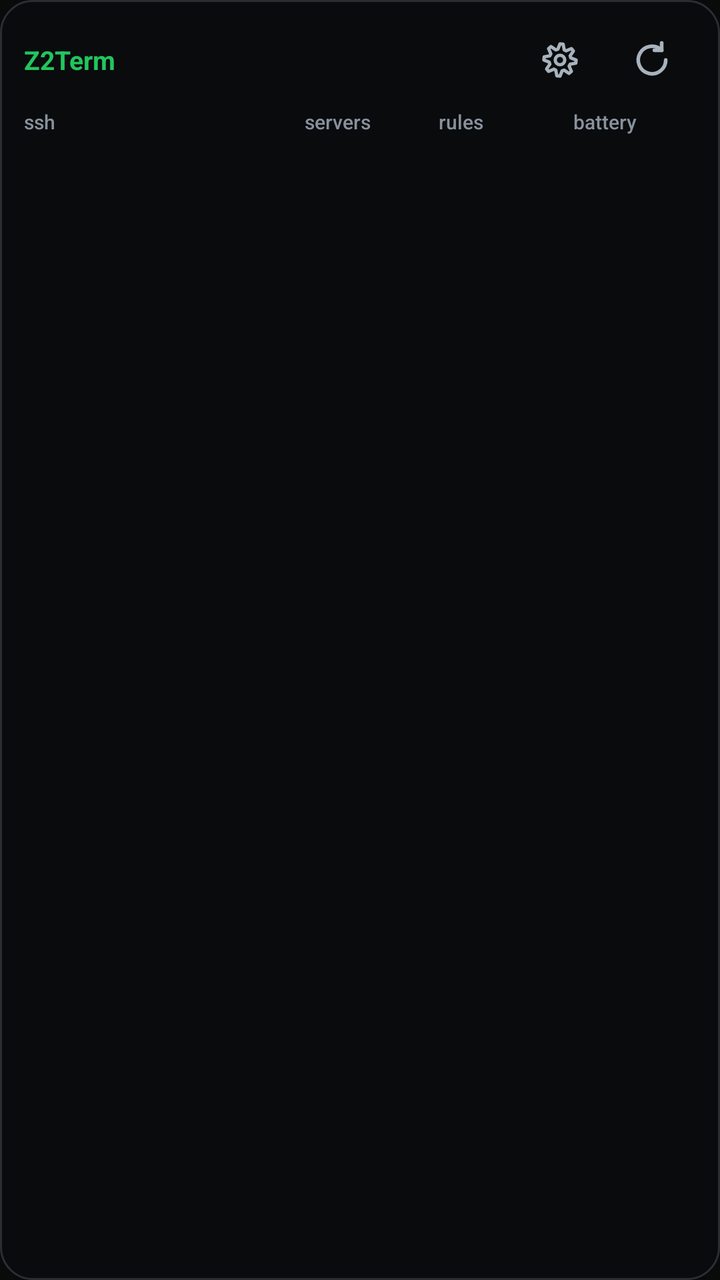
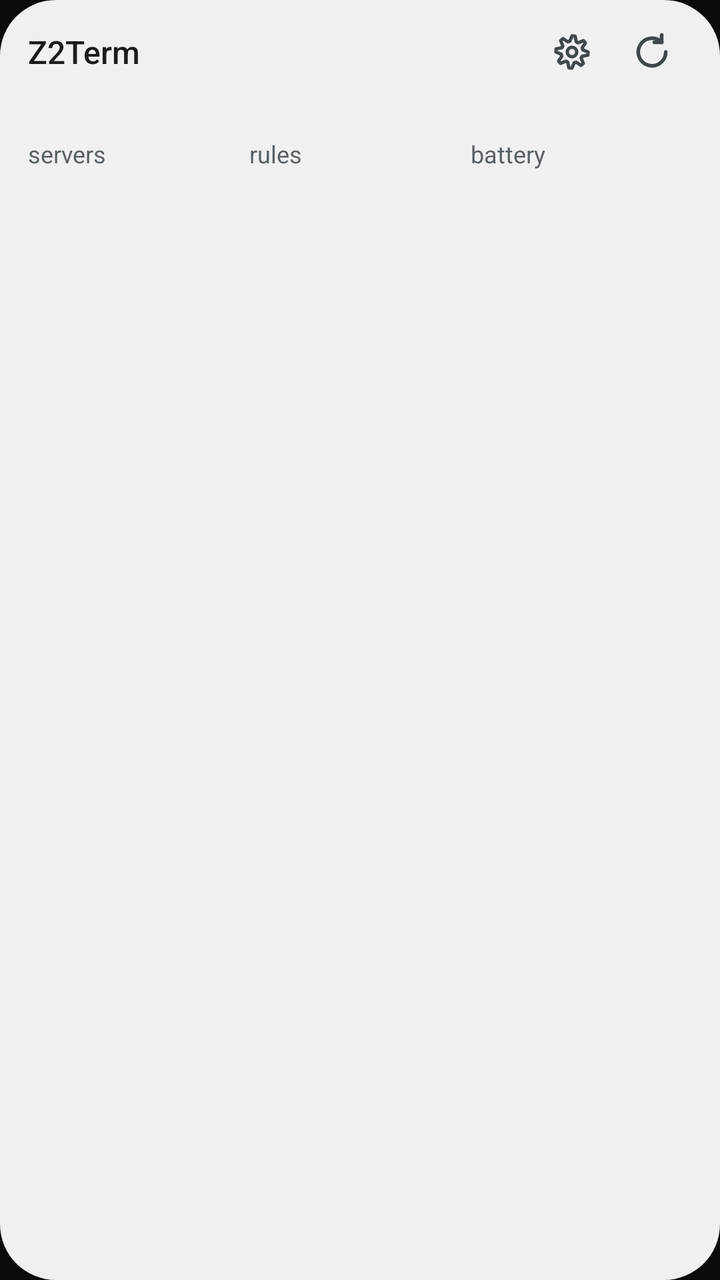

An Android layout rendered at two revisions. The XML below is the earlier revision; the diff shows what the commit changed to produce the second picture.
<!-- AndroidManifest.xml: application theme Theme.Z2Term -->
<!-- res/layout/widget_list.xml -->
<?xml version="1.0" encoding="utf-8"?>
<LinearLayout xmlns:android="http://schemas.android.com/apk/res/android"
    android:id="@+id/widget_root"
    android:layout_width="match_parent"
    android:layout_height="match_parent"
    android:background="@drawable/widget_bg"
    android:orientation="vertical"
    android:paddingStart="12dp"
    android:paddingTop="8dp"
    android:paddingEnd="12dp"
    android:paddingBottom="10dp">

    <include layout="@layout/widget_status_header" />

    <FrameLayout
        android:layout_width="match_parent"
        android:layout_height="0dp"
        android:layout_weight="1"
        android:layout_marginTop="6dp"
        android:layout_marginBottom="2dp">

        <ListView
            android:id="@+id/widget_list"
            android:layout_width="match_parent"
            android:layout_height="match_parent"
            android:divider="@color/widget_border"
            android:dividerHeight="1dp" />

        <TextView
            android:id="@+id/widget_list_empty"
            android:layout_width="match_parent"
            android:layout_height="match_parent"
            android:gravity="center"
            android:textColor="@color/widget_text_secondary"
            android:textSize="@dimen/widget_text_desc"
            android:visibility="gone" />
    </FrameLayout>

    <TextView
        android:id="@+id/widget_footer"
        android:layout_width="match_parent"
        android:layout_height="wrap_content"
        android:layout_marginTop="6dp"
        android:textColor="@color/widget_text_tertiary"
        android:textSize="@dimen/widget_text_footer"
        android:singleLine="true"
        android:ellipsize="end" />
</LinearLayout>
<!-- res/layout/widget_status_header.xml (included above) -->
<?xml version="1.0" encoding="utf-8"?>
<LinearLayout xmlns:android="http://schemas.android.com/apk/res/android"
    android:layout_width="match_parent"
    android:layout_height="wrap_content"
    android:orientation="vertical">

    
    <LinearLayout
        android:layout_width="match_parent"
        android:layout_height="wrap_content"
        android:gravity="center_vertical"
        android:orientation="horizontal">

        
        <TextView
            android:id="@+id/widget_title"
            android:layout_width="0dp"
            android:layout_height="44dp"
            android:layout_weight="1"
            android:gravity="center_vertical"
            android:text="@string/app_name"
            android:textColor="@color/widget_accent"
            android:textSize="@dimen/widget_text_title"
            android:textStyle="bold"
            android:singleLine="true" />

        <ImageView
            android:id="@+id/widget_config"
            style="@style/Z2WidgetIconButton"
            android:src="@drawable/ic_widget_settings"
            android:contentDescription="@string/widget_config_btn_desc" />

        <ImageView
            android:id="@+id/widget_refresh"
            style="@style/Z2WidgetIconButton"
            android:layout_marginStart="2dp"
            android:src="@drawable/ic_widget_refresh"
            android:contentDescription="@string/widget_refresh_desc" />
    </LinearLayout>

    
    <LinearLayout
        android:layout_width="match_parent"
        android:layout_height="wrap_content"
        android:layout_marginTop="2dp"
        android:layout_marginBottom="4dp"
        android:baselineAligned="false"
        android:orientation="horizontal">

        
        <LinearLayout
            android:layout_width="0dp"
            android:layout_height="wrap_content"
            android:layout_weight="2.2"
            android:orientation="vertical">
            <TextView
                android:id="@+id/widget_ssh_label"
                style="@style/Z2WidgetLabel"
                android:text="@string/widget_label_ssh" />
            <TextView
                android:id="@+id/widget_ssh"
                style="@style/Z2WidgetValue"
                android:layout_width="match_parent" />
        </LinearLayout>

        
        <LinearLayout
            android:layout_width="0dp"
            android:layout_height="wrap_content"
            android:layout_weight="1"
            android:layout_marginStart="6dp"
            android:orientation="vertical">
            <TextView
                android:id="@+id/widget_servers_label"
                style="@style/Z2WidgetLabel"
                android:text="@string/widget_label_servers" />
            <TextView
                android:id="@+id/widget_servers"
                style="@style/Z2WidgetValue" />
        </LinearLayout>

        
        <LinearLayout
            android:layout_width="0dp"
            android:layout_height="wrap_content"
            android:layout_weight="1"
            android:layout_marginStart="6dp"
            android:orientation="vertical">
            <TextView
                android:id="@+id/widget_rules_label"
                style="@style/Z2WidgetLabel"
                android:text="@string/widget_label_rules" />
            <TextView
                android:id="@+id/widget_rules"
                style="@style/Z2WidgetValue" />
        </LinearLayout>

        
        <LinearLayout
            android:layout_width="0dp"
            android:layout_height="wrap_content"
            android:layout_weight="1"
            android:layout_marginStart="6dp"
            android:orientation="vertical">
            <TextView
                android:id="@+id/widget_battery_label"
                style="@style/Z2WidgetLabel"
                android:text="@string/widget_label_battery" />
            <TextView
                android:id="@+id/widget_battery"
                style="@style/Z2WidgetValue" />
        </LinearLayout>
    </LinearLayout>
</LinearLayout>
<!-- resources referenced by this layout -->
<resources>
  <color name="widget_accent">#FF22C55E</color>
  <color name="widget_border">#FF2A2E33</color>
  <color name="widget_text_secondary">#FFA8B2BC</color>
  <color name="widget_text_tertiary">#FF88929D</color>
  <dimen name="widget_text_desc">11sp</dimen>
  <dimen name="widget_text_footer">10sp</dimen>
  <dimen name="widget_text_title">13sp</dimen>
  <!-- drawable ic_widget_refresh (drawable) -->
  <?xml version="1.0" encoding="utf-8"?>
  <vector xmlns:android="http://schemas.android.com/apk/res/android"
      android:width="24dp"
      android:height="24dp"
      android:viewportWidth="24"
      android:viewportHeight="24">
      
      <path
          android:pathData="M19.5,12 A7.5,7.5 0 1 1 17.3,6.7"
          android:strokeColor="@color/widget_text_secondary"
          android:strokeWidth="2"
          android:strokeLineCap="round"
          android:strokeLineJoin="round"
          android:fillColor="#00000000" />
      
      <path
          android:pathData="M17.3,2.7 V6.7 H13.3"
          android:strokeColor="@color/widget_text_secondary"
          android:strokeWidth="2"
          android:strokeLineCap="round"
          android:strokeLineJoin="round"
          android:fillColor="#00000000" />
  </vector>
  <!-- drawable widget_bg (drawable) -->
  <?xml version="1.0" encoding="utf-8"?>
  <shape xmlns:android="http://schemas.android.com/apk/res/android"
      android:shape="rectangle">
      <solid android:color="@color/widget_bg" />
      <stroke
          android:width="1dp"
          android:color="@color/widget_border" />
      <corners android:radius="16dp" />
  </shape>
  <string name="app_name">Z2Term</string>
  <string name="widget_config_btn_desc">Choose macros</string>
  <string name="widget_label_battery">battery</string>
  <string name="widget_label_rules">rules</string>
  <string name="widget_label_servers">servers</string>
  <string name="widget_label_ssh">ssh</string>
  <string name="widget_refresh_desc">Refresh</string>
  <style name="Z2WidgetIconButton">
          <item name="android:layout_width">44dp</item>
          <item name="android:layout_height">44dp</item>
          <item name="android:padding">11dp</item>
          <item name="android:scaleType">fitCenter</item>
      </style>
  <style name="Z2WidgetLabel">
          <item name="android:layout_width">wrap_content</item>
          <item name="android:layout_height">wrap_content</item>
          <item name="android:textColor">@color/widget_text_tertiary</item>
          <item name="android:textSize">@dimen/widget_text_label</item>
          <item name="android:fontFamily">sans-serif-medium</item>
          <item name="android:singleLine">true</item>
          <item name="android:ellipsize">end</item>
      </style>
  <style name="Z2WidgetValue">
          <item name="android:layout_width">wrap_content</item>
          <item name="android:layout_height">wrap_content</item>
          <item name="android:layout_marginTop">1dp</item>
          <item name="android:textColor">@color/widget_text_primary</item>
          <item name="android:textSize">@dimen/widget_text_value</item>
          <item name="android:fontFamily">monospace</item>
          <item name="android:singleLine">true</item>
          <item name="android:ellipsize">end</item>
      </style>
  <style name="Theme.Z2Term" parent="android:Theme.Material.NoActionBar">
          <item name="android:statusBarColor">@color/zts_bg_primary</item>
          <item name="android:navigationBarColor">@color/zts_bg_primary</item>
          <item name="android:windowLightStatusBar">false</item>
          <item name="android:windowBackground">@color/zts_bg_primary</item>
      </style>
  <color name="widget_bg">#F40A0C0E</color>
  <dimen name="widget_text_label">10sp</dimen>
  <color name="widget_text_primary">#FFF8FAFC</color>
  <dimen name="widget_text_value">12sp</dimen>
  <color name="zts_bg_primary">#0a0a0a</color>
  <!-- unchanged entries left out for length: 1 -->
</resources>

<!-- the commit's change to res/layout/widget_list.xml (unified diff, before → after) -->
@@ -5,10 +5,10 @@
     android:layout_height="match_parent"
     android:background="@drawable/widget_bg"
     android:orientation="vertical"
-    android:paddingStart="12dp"
-    android:paddingTop="8dp"
-    android:paddingEnd="12dp"
-    android:paddingBottom="10dp">
+    android:paddingStart="14dp"
+    android:paddingTop="6dp"
+    android:paddingEnd="14dp"
+    android:paddingBottom="12dp">
 
     <include layout="@layout/widget_status_header" />
 
@@ -23,8 +23,9 @@
             android:id="@+id/widget_list"
             android:layout_width="match_parent"
             android:layout_height="match_parent"
-            android:divider="@color/widget_border"
-            android:dividerHeight="1dp" />
+            android:divider="@android:color/transparent"
+            android:dividerHeight="6dp"
+            android:scrollbars="none" />
 
         <TextView
             android:id="@+id/widget_list_empty"
@@ -40,7 +41,7 @@
         android:id="@+id/widget_footer"
         android:layout_width="match_parent"
         android:layout_height="wrap_content"
-        android:layout_marginTop="6dp"
+        android:layout_marginTop="8dp"
         android:textColor="@color/widget_text_tertiary"
         android:textSize="@dimen/widget_text_footer"
         android:singleLine="true"
@@ -64,13 +65,13 @@
         <TextView
             android:id="@+id/widget_title"
             android:layout_width="0dp"
-            android:layout_height="44dp"
+            android:layout_height="40dp"
             android:layout_weight="1"
             android:gravity="center_vertical"
             android:text="@string/app_name"
-            android:textColor="@color/widget_accent"
+            android:textColor="@color/widget_text_primary"
             android:textSize="@dimen/widget_text_title"
-            android:textStyle="bold"
+            android:fontFamily="sans-serif-medium"
             android:singleLine="true" />
 
         <ImageView
@@ -82,43 +83,39 @@
         <ImageView
             android:id="@+id/widget_refresh"
             style="@style/Z2WidgetIconButton"
-            android:layout_marginStart="2dp"
             android:src="@drawable/ic_widget_refresh"
             android:contentDescription="@string/widget_refresh_desc" />
     </LinearLayout>
 
     
+    <TextView
+        android:id="@+id/widget_ssh_label"
+        style="@style/Z2WidgetLabel"
+        android:text="@string/widget_label_ssh"
+        android:visibility="gone" />
+    <TextView
+        android:id="@+id/widget_ssh"
+        android:layout_width="match_parent"
+        android:layout_height="wrap_content"
+        android:textColor="@color/widget_text_secondary"
+        android:textSize="@dimen/widget_text_value"
+        android:fontFamily="monospace"
+        android:singleLine="true"
+        android:ellipsize="end" />
+
+    
     <LinearLayout
         android:layout_width="match_parent"
         android:layout_height="wrap_content"
-        android:layout_marginTop="2dp"
-        android:layout_marginBottom="4dp"
-        android:baselineAligned="false"
+        android:layout_marginTop="4dp"
+        android:layout_marginBottom="2dp"
         android:orientation="horizontal">
 
-        
-        <LinearLayout
-            android:layout_width="0dp"
-            android:layout_height="wrap_content"
-            android:layout_weight="2.2"
-            android:orientation="vertical">
-            <TextView
-                android:id="@+id/widget_ssh_label"
-                style="@style/Z2WidgetLabel"
-                android:text="@string/widget_label_ssh" />
-            <TextView
-                android:id="@+id/widget_ssh"
-                style="@style/Z2WidgetValue"
-                android:layout_width="match_parent" />
-        </LinearLayout>
-
-        
         <LinearLayout
             android:layout_width="0dp"
             android:layout_height="wrap_content"
             android:layout_weight="1"
-            android:layout_marginStart="6dp"
-            android:orientation="vertical">
+            android:orientation="horizontal">
             <TextView
                 android:id="@+id/widget_servers_label"
                 style="@style/Z2WidgetLabel"
@@ -128,13 +125,11 @@
                 style="@style/Z2WidgetValue" />
         </LinearLayout>
 
-        
         <LinearLayout
             android:layout_width="0dp"
             android:layout_height="wrap_content"
             android:layout_weight="1"
-            android:layout_marginStart="6dp"
-            android:orientation="vertical">
+            android:orientation="horizontal">
             <TextView
                 android:id="@+id/widget_rules_label"
                 style="@style/Z2WidgetLabel"
@@ -144,13 +139,11 @@
                 style="@style/Z2WidgetValue" />
         </LinearLayout>
 
-        
         <LinearLayout
             android:layout_width="0dp"
             android:layout_height="wrap_content"
             android:layout_weight="1"
-            android:layout_marginStart="6dp"
-            android:orientation="vertical">
+            android:orientation="horizontal">
             <TextView
                 android:id="@+id/widget_battery_label"
                 style="@style/Z2WidgetLabel"
<!-- resource entries referenced after the edit -->
@@ -1,12 +1,10 @@
 <!-- resources referenced by this layout -->
 <resources>
-  <color name="widget_accent">#FF22C55E</color>
-  <color name="widget_border">#FF2A2E33</color>
-  <color name="widget_text_secondary">#FFA8B2BC</color>
-  <color name="widget_text_tertiary">#FF88929D</color>
-  <dimen name="widget_text_desc">11sp</dimen>
-  <dimen name="widget_text_footer">10sp</dimen>
-  <dimen name="widget_text_title">13sp</dimen>
+  <color name="widget_text_secondary">#FF414941</color>
+  <color name="widget_text_tertiary">#FF5B635A</color>
+  <dimen name="widget_text_desc">12sp</dimen>
+  <dimen name="widget_text_footer">11sp</dimen>
+  <dimen name="widget_text_title">16sp</dimen>
   <!-- drawable ic_widget_refresh (drawable) -->
   <?xml version="1.0" encoding="utf-8"?>
   <vector xmlns:android="http://schemas.android.com/apk/res/android"
@@ -36,10 +34,7 @@
   <shape xmlns:android="http://schemas.android.com/apk/res/android"
       android:shape="rectangle">
       <solid android:color="@color/widget_bg" />
-      <stroke
-          android:width="1dp"
-          android:color="@color/widget_border" />
-      <corners android:radius="16dp" />
+      <corners android:radius="@dimen/widget_radius" />
   </shape>
   <string name="app_name">Z2Term</string>
   <string name="widget_config_btn_desc">Choose macros</string>
@@ -49,9 +44,9 @@
   <string name="widget_label_ssh">ssh</string>
   <string name="widget_refresh_desc">Refresh</string>
   <style name="Z2WidgetIconButton">
-          <item name="android:layout_width">44dp</item>
-          <item name="android:layout_height">44dp</item>
-          <item name="android:padding">11dp</item>
+          <item name="android:layout_width">40dp</item>
+          <item name="android:layout_height">40dp</item>
+          <item name="android:padding">9dp</item>
           <item name="android:scaleType">fitCenter</item>
       </style>
   <style name="Z2WidgetLabel">
@@ -59,17 +54,15 @@
           <item name="android:layout_height">wrap_content</item>
           <item name="android:textColor">@color/widget_text_tertiary</item>
           <item name="android:textSize">@dimen/widget_text_label</item>
-          <item name="android:fontFamily">sans-serif-medium</item>
           <item name="android:singleLine">true</item>
-          <item name="android:ellipsize">end</item>
       </style>
   <style name="Z2WidgetValue">
           <item name="android:layout_width">wrap_content</item>
           <item name="android:layout_height">wrap_content</item>
-          <item name="android:layout_marginTop">1dp</item>
+          <item name="android:layout_marginStart">5dp</item>
           <item name="android:textColor">@color/widget_text_primary</item>
           <item name="android:textSize">@dimen/widget_text_value</item>
-          <item name="android:fontFamily">monospace</item>
+          <item name="android:fontFamily">sans-serif-medium</item>
           <item name="android:singleLine">true</item>
           <item name="android:ellipsize">end</item>
       </style>
@@ -79,10 +72,11 @@
           <item name="android:windowLightStatusBar">false</item>
           <item name="android:windowBackground">@color/zts_bg_primary</item>
       </style>
-  <color name="widget_bg">#F40A0C0E</color>
-  <dimen name="widget_text_label">10sp</dimen>
-  <color name="widget_text_primary">#FFF8FAFC</color>
-  <dimen name="widget_text_value">12sp</dimen>
+  <color name="widget_bg">#FFF6F8F3</color>
+  <dimen name="widget_radius">20dp</dimen>
+  <dimen name="widget_text_label">12sp</dimen>
+  <color name="widget_text_primary">#FF191C19</color>
+  <dimen name="widget_text_value">13sp</dimen>
   <color name="zts_bg_primary">#0a0a0a</color>
   <!-- unchanged entries left out for length: 1 -->
 </resources>
